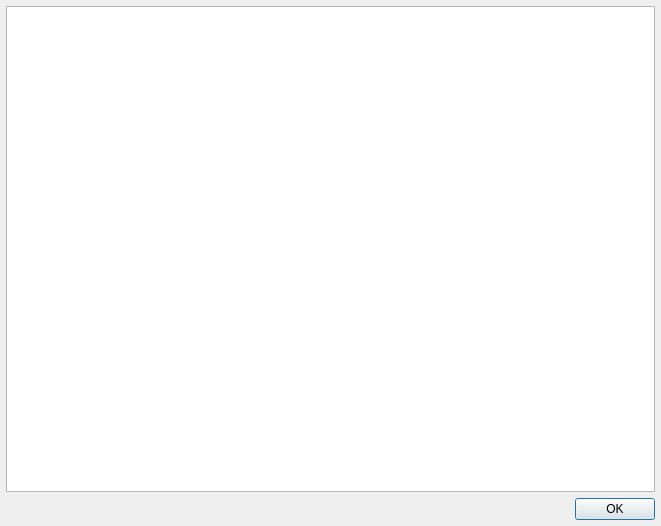
Old version of the form sub3suite/src/Dialogs/DocumentationDialog.ui in the repository 3nock/OTE.
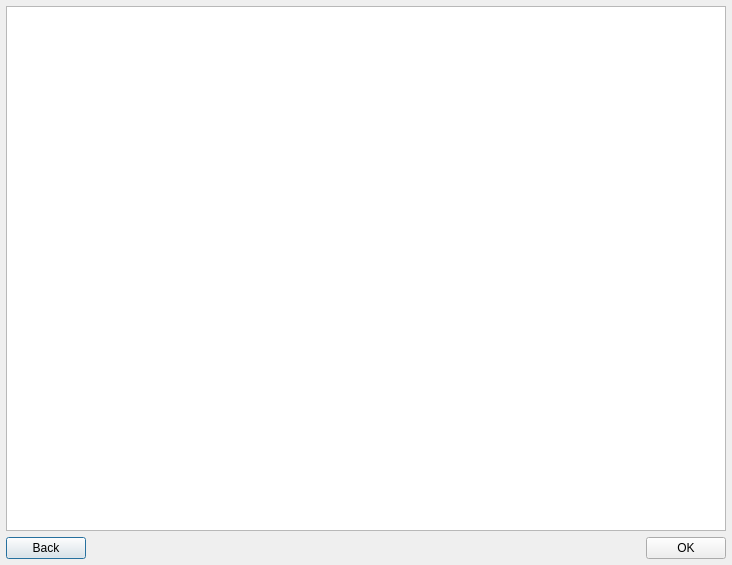
New version of the form.

Commit message: adding general documentation

Diff of the .ui file:
```diff
--- a/sub3suite/src/Dialogs/DocumentationDialog.ui
+++ b/sub3suite/src/Dialogs/DocumentationDialog.ui
@@ -6,8 +6,8 @@
    <rect>
     <x>0</x>
     <y>0</y>
-    <width>661</width>
-    <height>526</height>
+    <width>732</width>
+    <height>565</height>
    </rect>
   </property>
   <property name="windowTitle">
@@ -31,6 +31,13 @@
    </item>
    <item>
     <layout class="QHBoxLayout" name="horizontalLayout">
+     <item>
+      <widget class="QPushButton" name="buttonBack">
+       <property name="text">
+        <string>Back</string>
+       </property>
+      </widget>
+     </item>
      <item>
       <spacer name="horizontalSpacer">
        <property name="orientation">
```
The commit also changes 21 other files.
